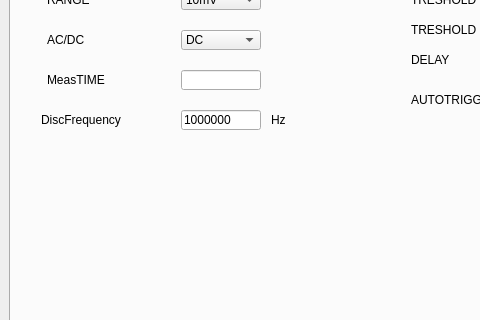
snowmanpro3/picoscope, file gui_layout.ui: the form before one commit; both pictures show x 0 to 480 and y 154 to 474 of the 1340 by 789 pixel window.
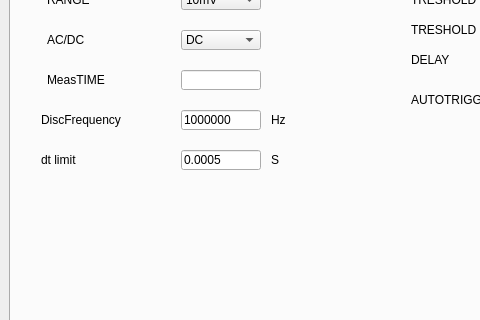
The form after the commit.

Patch:
```diff
--- a/gui_layout.ui
+++ b/gui_layout.ui
@@ -4233,6 +4233,81 @@
          <string>Hz</string>
         </property>
        </widget>
+       <widget class="QLabel" name="dt_limit_label">
+        <property name="geometry">
+         <rect>
+          <x>30</x>
+          <y>250</y>
+          <width>140</width>
+          <height>20</height>
+         </rect>
+        </property>
+        <property name="minimumSize">
+         <size>
+          <width>140</width>
+          <height>20</height>
+         </size>
+        </property>
+        <property name="maximumSize">
+         <size>
+          <width>140</width>
+          <height>20</height>
+         </size>
+        </property>
+        <property name="text">
+         <string>dt limit</string>
+        </property>
+       </widget>
+       <widget class="QLineEdit" name="dt_limit_input">
+        <property name="geometry">
+         <rect>
+          <x>170</x>
+          <y>250</y>
+          <width>80</width>
+          <height>20</height>
+         </rect>
+        </property>
+        <property name="minimumSize">
+         <size>
+          <width>80</width>
+          <height>20</height>
+         </size>
+        </property>
+        <property name="maximumSize">
+         <size>
+          <width>80</width>
+          <height>20</height>
+         </size>
+        </property>
+        <property name="text">
+         <string>0.0005</string>
+        </property>
+       </widget>
+       <widget class="QLabel" name="range_label_3">
+        <property name="geometry">
+         <rect>
+          <x>260</x>
+          <y>250</y>
+          <width>41</width>
+          <height>20</height>
+         </rect>
+        </property>
+        <property name="minimumSize">
+         <size>
+          <width>10</width>
+          <height>20</height>
+         </size>
+        </property>
+        <property name="maximumSize">
+         <size>
+          <width>140</width>
+          <height>20</height>
+         </size>
+        </property>
+        <property name="text">
+         <string>S</string>
+        </property>
+       </widget>
       </widget>
      </widget>
     </item>
```
